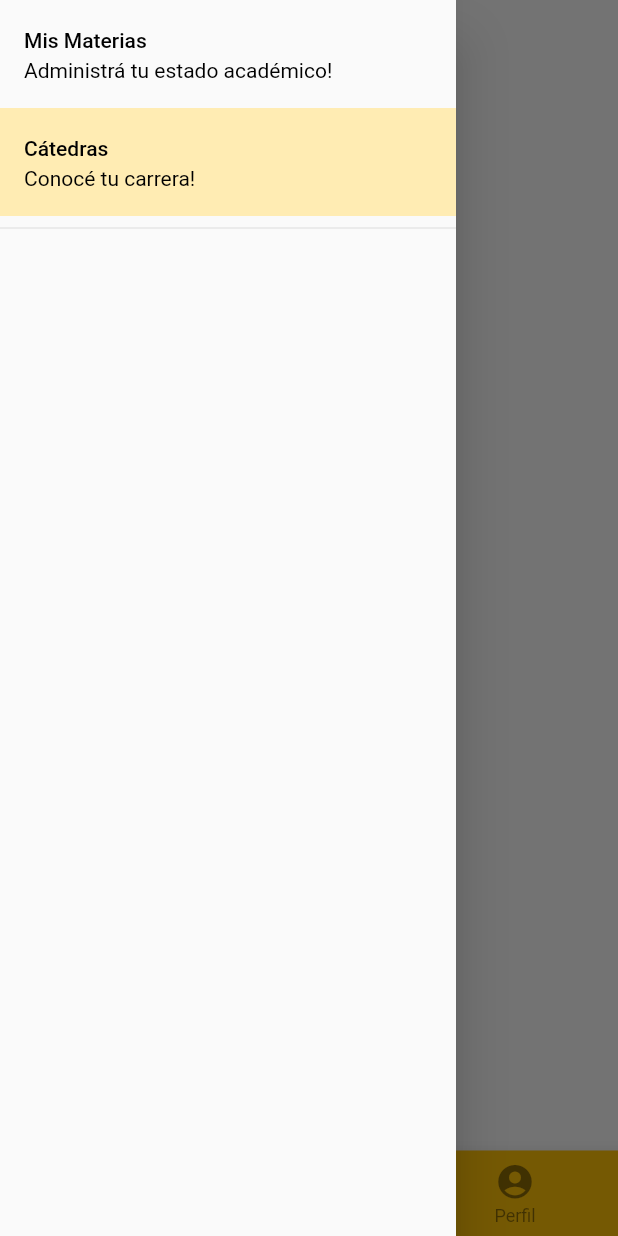
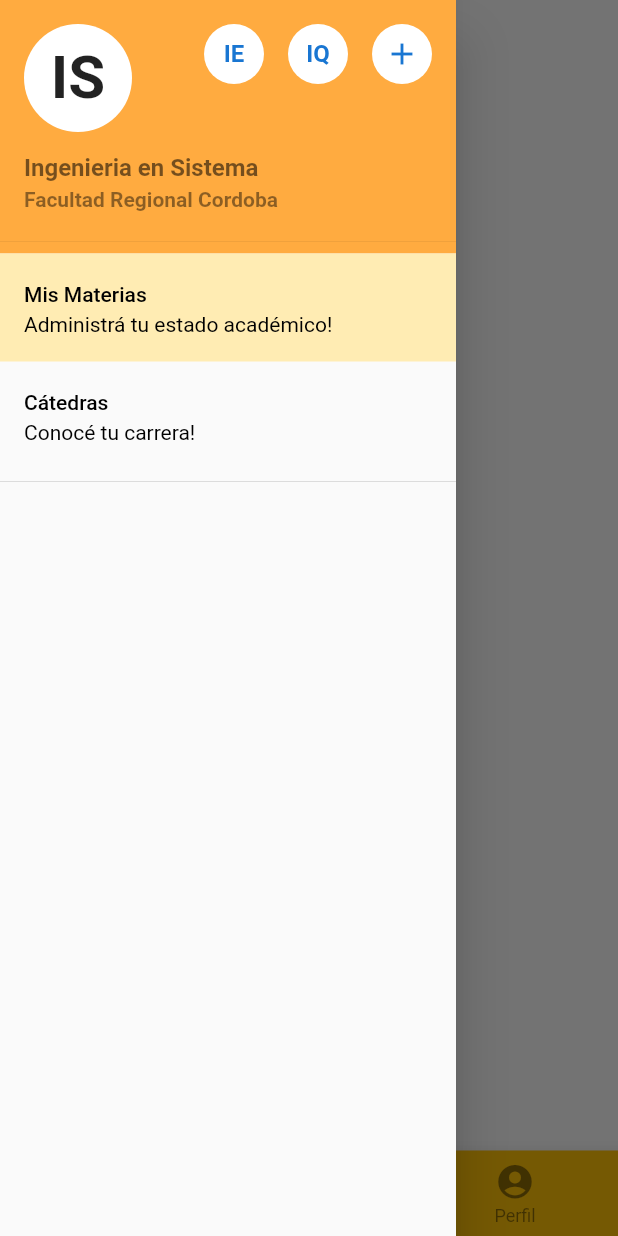
Before and after one commit to uvsy-flutter-mobile/universy, a Flutter app: the MainModule screen opened by its route, with the side drawer open, on a phone screen of 412 x 824 dp. Run offline on Flutter 3.47's test engine with Material 2 defaults, Android fonts, the phone set to English and light mode, and no system bars; our stand-ins replace auto_size_text, email_validator, equatable, flushbar, flutter_bloc, flutter_secure_storage and 1 more; missing offline and left inert: amazon_cognito_identity_dart_2, optional; accounts and stored records are empty; statements that could not run were skipped.

Commit message:
Fix event distpatching in drawer tiles

```diff
--- a/lib/modules/main/drawer.dart
+++ b/lib/modules/main/drawer.dart
@@ -1,10 +1,11 @@
 import 'package:flutter/material.dart';
 import 'package:flutter_bloc/flutter_bloc.dart';
-import 'package:universy/modules/main/drawer/items.dart';
 import 'package:universy/util/bloc.dart';
 
 import 'bloc/cubit.dart';
 import 'bloc/states.dart';
+import 'drawer/header.dart';
+import 'drawer/items.dart';
 import 'index.dart';
 
 class MainDrawer extends StatelessWidget {
@@ -35,11 +36,12 @@ class _Widget extends StatelessWidget {
     return Drawer(
       child: ListView(
         children: <Widget>[
+          UserDrawerHeader(),
           Ink(
               child: StudentSubjectsItem(
                   selected: _index == STUDENT_SUBJECT_INDEX)),
           Ink(
-              child: InstitutionSubjectItem(
+              child: InstitutionSubjectsItem(
                   selected: _index == INSTITUTION_SUBJECT_INDEX)),
           Divider(),
         ],
--- /dev/null
+++ b/lib/modules/main/drawer/header.dart
@@ -0,0 +1,67 @@
+import 'package:flutter/material.dart';
+
+class UserDrawerHeader extends StatelessWidget {
+  @override
+  Widget build(BuildContext context) {
+    return Container(
+      color: Colors.orangeAccent,
+      child: _buildUserAccountHeader(context),
+    );
+  }
+
+  Widget _buildUserAccountHeader(BuildContext context) {
+    return AccountHeader();
+  }
+}
+
+class AccountHeader extends StatelessWidget {
+  static const String LOADING_SYMBOL = "!";
+
+  @override
+  Widget build(BuildContext context) {
+    return UserAccountsDrawerHeader(
+        decoration: BoxDecoration(color: Colors.orangeAccent),
+        accountName: _buildStudentName(),
+        accountEmail: _buildStudentUsername(),
+        currentAccountPicture: _buildAccountPicture(context),
+        otherAccountsPictures: <Widget>[
+          CircleAvatar(
+              backgroundColor: Colors.white,
+              child: Text("IE", style: TextStyle(fontSize: 16.0))),
+          CircleAvatar(
+              backgroundColor: Colors.white,
+              child: Text("IQ", style: TextStyle(fontSize: 16.0))),
+          CircleAvatar(backgroundColor: Colors.white, child: Icon(Icons.add)),
+        ]);
+  }
+
+  Widget _buildStudentName() {
+    return Text(
+      "Ingenieria en Sistema",
+      style: TextStyle(
+          fontSize: 16.0, color: Colors.black54, fontWeight: FontWeight.bold),
+    );
+  }
+
+  Widget _buildStudentUsername() {
+    return Text(
+      "Facultad Regional Cordoba",
+      style: TextStyle(fontSize: 14.0, color: Colors.black45),
+    );
+  }
+
+  Widget _buildAccountPicture(BuildContext context) {
+    return GestureDetector(
+      child: CircleAvatar(
+        backgroundColor: Colors.white,
+        child: Text(
+          "IS",
+          style: TextStyle(fontSize: 40.0, color: Colors.black87),
+        ),
+      ),
+      onTap: () => _navigateToProfile(context),
+    );
+  }
+
+  void _navigateToProfile(BuildContext context) {}
+}
--- a/lib/modules/main/drawer/items.dart
+++ b/lib/modules/main/drawer/items.dart
@@ -16,18 +16,17 @@ class StudentSubjectsItem extends StatelessWidget {
     return DispatcherListTileItem(
       selected: _selected,
       title: AppText.getInstance().get("main.modules.studentSubjects.title"),
-      subtitle:
-          AppText.getInstance().get("main.modules.studentSubjects.subtitle"),
-      eventDispatcher: (context) =>
-          BlocProvider.of<MainCubit>(context).toStudentSubjects(),
+      subtitle: AppText.getInstance() //
+          .get("main.modules.studentSubjects.subtitle"),
+      eventDispatcher: BlocProvider.of<MainCubit>(context).toStudentSubjects,
     );
   }
 }
 
-class InstitutionSubjectItem extends StatelessWidget {
+class InstitutionSubjectsItem extends StatelessWidget {
   final bool _selected;
 
-  const InstitutionSubjectItem({Key key, bool selected})
+  const InstitutionSubjectsItem({Key key, bool selected})
       : this._selected = selected,
         super(key: key);
 
@@ -39,8 +38,8 @@ class InstitutionSubjectItem extends StatelessWidget {
           AppText.getInstance().get("main.modules.institutionSubjects.title"),
       subtitle: AppText.getInstance()
           .get("main.modules.institutionSubjects.subtitle"),
-      eventDispatcher: (context) =>
-          BlocProvider.of<MainCubit>(context).toInstitutionSubjects(),
+      eventDispatcher:
+          BlocProvider.of<MainCubit>(context).toInstitutionSubjects,
     );
   }
 }
--- a/lib/widgets/tiles/lists/dispatcher.dart
+++ b/lib/widgets/tiles/lists/dispatcher.dart
@@ -5,14 +5,14 @@ class DispatcherListTileItem extends StatelessWidget {
   final bool _selected;
   final String _title;
   final String _subtitle;
-  final Function(BuildContext context) _eventDispatcher;
+  final VoidCallback _eventDispatcher;
 
   const DispatcherListTileItem(
       {Key key,
       @required bool selected,
       @required String title,
       @required String subtitle,
-      @required Function(BuildContext context) eventDispatcher})
+      @required VoidCallback eventDispatcher})
       : this._selected = selected,
         this._title = title,
         this._subtitle = subtitle,
@@ -26,7 +26,7 @@ class DispatcherListTileItem extends StatelessWidget {
       child: ListTile(
         title: _buildTitle(),
         subtitle: _buildSubtitle(),
-        onTap: _eventDispatcher(context),
+        onTap: _eventDispatcher,
         selected: _selected,
       ),
     );
@@ -36,6 +36,8 @@ class DispatcherListTileItem extends StatelessWidget {
 
   Text _buildTitle() => Text(_title, style: TextStyle(color: Colors.black));
 
-  Text _buildSubtitle() =>
-      Text(_subtitle, style: TextStyle(color: Colors.black));
+  Text _buildSubtitle() => Text(
+        _subtitle,
+        style: TextStyle(color: Colors.black),
+      );
 }
```
